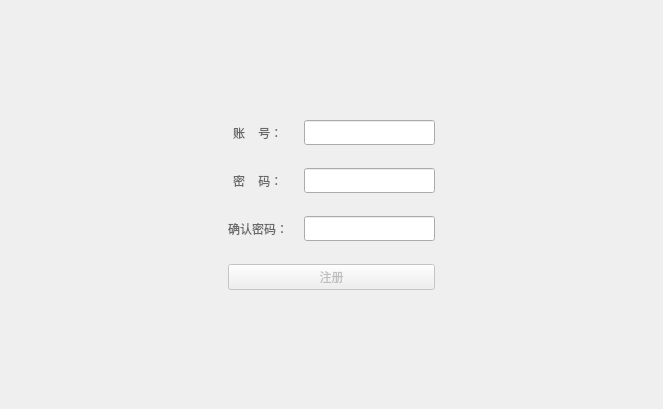
Above: ui/register.ui from foxlora/MovieRecSys before the change. Below: the same form after it.
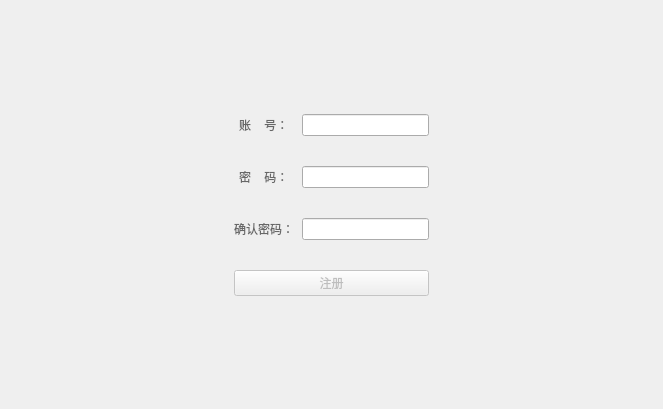
That is the form after the change.

What changed in the file:
```diff
--- a/ui/register.ui
+++ b/ui/register.ui
@@ -19,9 +19,6 @@
   <property name="windowTitle">
    <string>账号注册</string>
   </property>
-  <layout class="QHBoxLayout" name="horizontalLayout_2">
-   <item>
-    <widget class="QWidget" name="widget" native="true">
      <layout class="QHBoxLayout" name="horizontalLayout">
       <item>
        <spacer name="horizontalSpacer">
@@ -30,28 +27,29 @@
         </property>
         <property name="sizeHint" stdset="0">
          <size>
-          <width>186</width>
+       <width>191</width>
           <height>20</height>
          </size>
         </property>
        </spacer>
       </item>
       <item>
+    <widget class="QWidget" name="widget" native="true">
        <layout class="QFormLayout" name="formLayout">
+      <property name="sizeConstraint">
+       <enum>QLayout::SetNoConstraint</enum>
+      </property>
         <property name="labelAlignment">
          <set>Qt::AlignCenter</set>
         </property>
+      <property name="formAlignment">
+       <set>Qt::AlignLeading|Qt::AlignLeft|Qt::AlignVCenter</set>
+      </property>
         <property name="horizontalSpacing">
-         <number>16</number>
+       <number>8</number>
         </property>
         <property name="verticalSpacing">
-         <number>23</number>
-        </property>
-        <property name="topMargin">
-         <number>100</number>
-        </property>
-        <property name="rightMargin">
-         <number>0</number>
+       <number>30</number>
         </property>
         <item row="0" column="0">
          <widget class="QLabel" name="accountLabel">
@@ -63,23 +61,13 @@
           <property name="text">
            <string>账    号：</string>
           </property>
-         </widget>
-        </item>
-        <item row="0" column="1">
-         <widget class="QLineEdit" name="accountLineEdit">
-          <property name="minimumSize">
-           <size>
-            <width>0</width>
-            <height>25</height>
-           </size>
-          </property>
-          <property name="clearButtonEnabled">
-           <bool>true</bool>
+        <property name="buddy">
+         <cstring>accountLineEdit</cstring>
           </property>
          </widget>
         </item>
         <item row="1" column="0">
-         <widget class="QLabel" name="passwordLabel_2">
+       <widget class="QLabel" name="passwordLabel">
           <property name="styleSheet">
            <string notr="true">font: 9pt &quot;方正粗黑宋简体&quot;;
 
@@ -88,41 +76,13 @@
           <property name="text">
            <string>密    码：</string>
           </property>
-         </widget>
-        </item>
-        <item row="1" column="1">
-         <widget class="QLineEdit" name="pwdLineEdit">
-          <property name="enabled">
-           <bool>true</bool>
-          </property>
-          <property name="minimumSize">
-           <size>
-            <width>0</width>
-            <height>25</height>
-           </size>
-          </property>
-          <property name="autoFillBackground">
-           <bool>false</bool>
-          </property>
-          <property name="inputMask">
-           <string notr="true" extracomment="请输入密码"/>
-          </property>
-          <property name="text">
-           <string notr="true" extracomment="请输入密码"/>
-          </property>
-          <property name="echoMode">
-           <enum>QLineEdit::Password</enum>
-          </property>
-          <property name="placeholderText">
-           <string notr="true" extracomment="hello"/>
-          </property>
-          <property name="clearButtonEnabled">
-           <bool>true</bool>
+        <property name="buddy">
+         <cstring>pwdLineEdit</cstring>
           </property>
          </widget>
         </item>
         <item row="2" column="0">
-         <widget class="QLabel" name="validpLabel">
+       <widget class="QLabel" name="passwordLabel_2">
           <property name="styleSheet">
            <string notr="true">font: 9pt &quot;方正粗黑宋简体&quot;;
 
@@ -131,18 +91,8 @@
           <property name="text">
            <string>确认密码：</string>
           </property>
-         </widget>
-        </item>
-        <item row="2" column="1">
-         <widget class="QLineEdit" name="validpLineEdit">
-          <property name="minimumSize">
-           <size>
-            <width>0</width>
-            <height>25</height>
-           </size>
-          </property>
-          <property name="clearButtonEnabled">
-           <bool>true</bool>
+        <property name="buddy">
+         <cstring>confirmLineEdit</cstring>
           </property>
          </widget>
         </item>
@@ -168,7 +118,25 @@
           </property>
          </widget>
         </item>
-       </layout>
+      <item row="0" column="1">
+       <widget class="QLineEdit" name="accountLineEdit"/>
+      </item>
+      <item row="1" column="1">
+       <widget class="QLineEdit" name="pwdLineEdit">
+        <property name="echoMode">
+         <enum>QLineEdit::Password</enum>
+        </property>
+       </widget>
+      </item>
+      <item row="2" column="1">
+       <widget class="QLineEdit" name="confirmLineEdit">
+        <property name="echoMode">
+         <enum>QLineEdit::Password</enum>
+        </property>
+       </widget>
+      </item>
+     </layout>
+    </widget>
       </item>
       <item>
        <spacer name="horizontalSpacer_2">
@@ -177,14 +145,11 @@
         </property>
         <property name="sizeHint" stdset="0">
          <size>
-          <width>186</width>
+       <width>191</width>
           <height>20</height>
          </size>
         </property>
        </spacer>
-      </item>
-     </layout>
-    </widget>
    </item>
   </layout>
  </widget>
```
Left out of the diff: 67 changed lines with no effect on the pictures. Lines whose indentation alone changed are shown as unchanged.
